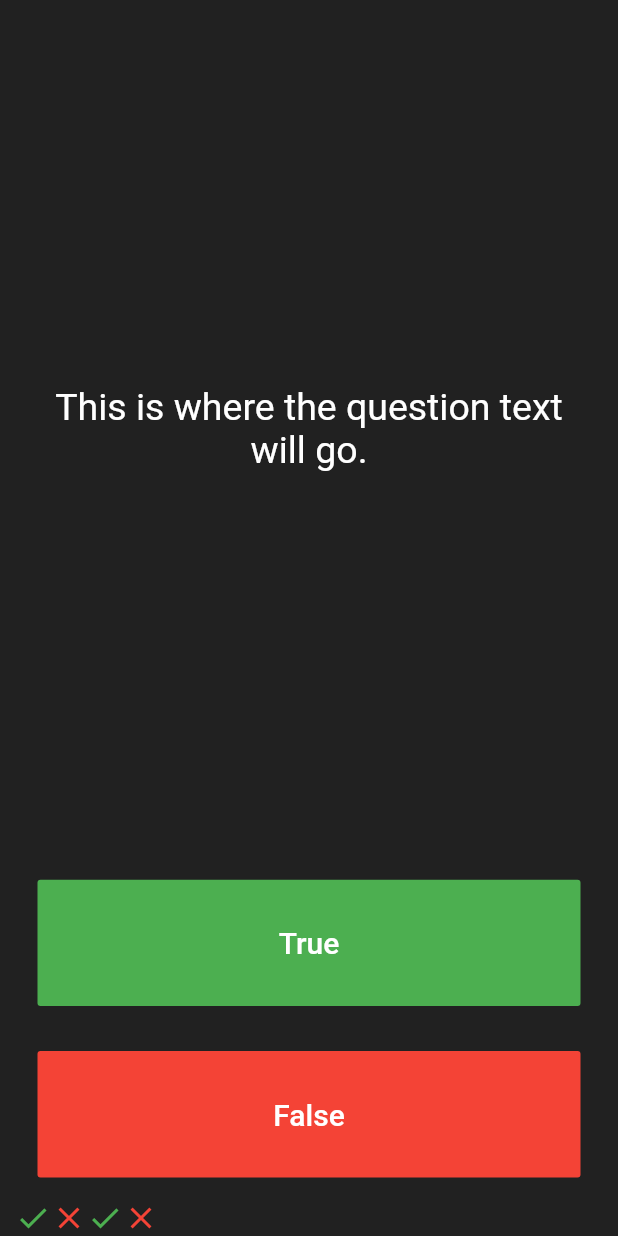
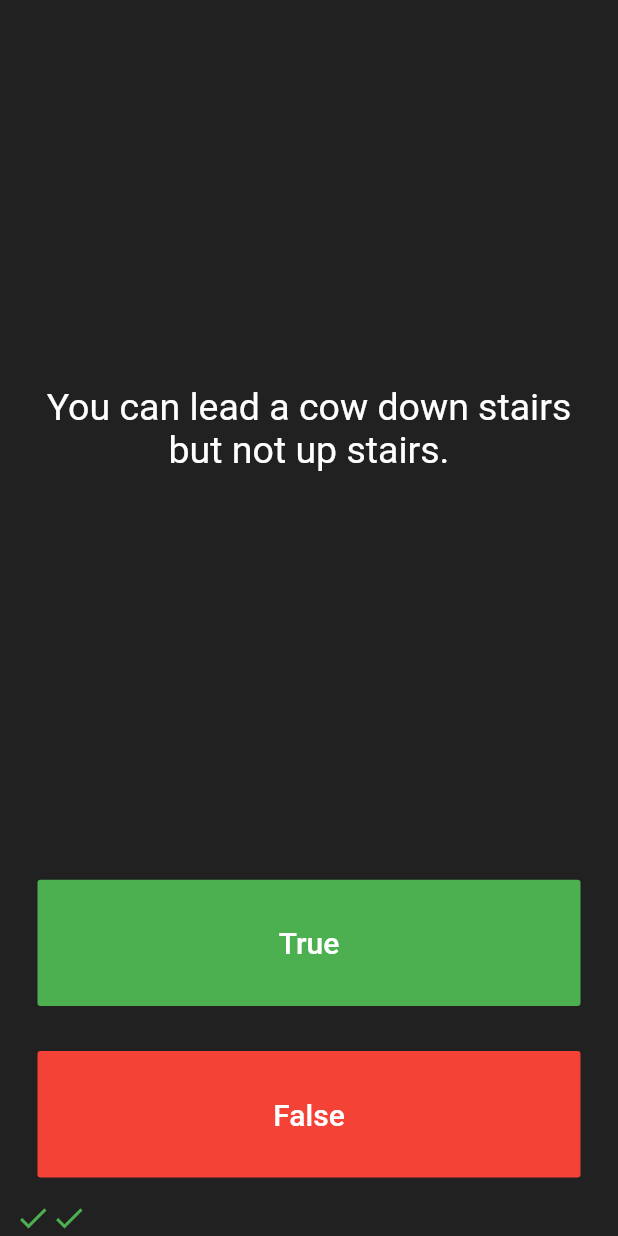
Before and after one commit to TheKetan2/PracticeProjects, a Flutter app: the screen it shows after launch, after a tap on "True", after a tap on "False", on a phone screen of 412 x 824 dp. Run offline on Flutter 3.47's test engine with Material 2 defaults, Android fonts, the phone set to English and light mode, and no system bars; our stand-ins replace audioplayers.

Commit message:
quizler app finished

```diff
--- a/quizzler-flutter-master/lib/main.dart
+++ b/quizzler-flutter-master/lib/main.dart
@@ -1,4 +1,5 @@
 import 'package:flutter/material.dart';
+import 'package:quizzler/question.dart';
 
 void main() => runApp(Quizzler());
 
@@ -25,16 +26,18 @@ class QuizPage extends StatefulWidget {
 }
 
 class _QuizPageState extends State<QuizPage> {
-  List<Icon> scoreKeeper = [
-    Icon(
-      Icons.check,
-      color: Colors.green,
-    ),
-    Icon(
-      Icons.close,
-      color: Colors.red,
-    )
+  List<Icon> scoreKeeper = [];
+  List<Question> questions = [
+    Question(q: "You are a human", a: true),
+    Question(q: "You are a doggo", a: false),
+    Question(q: "You can lead a cow down stairs but not up stairs.", a: false),
+    Question(
+        q: "Approximately one quarter of human bones are in the feet.",
+        a: true),
+    Question(q: "A slug\'s blood is green.", a: true),
   ];
+  int index = 0;
+
   @override
   Widget build(BuildContext context) {
     return Column(
@@ -47,7 +50,9 @@ class _QuizPageState extends State<QuizPage> {
             padding: EdgeInsets.all(10.0),
             child: Center(
               child: Text(
-                'This is where the question text will go.',
+                index < questions.length
+                    ? questions[index].questionText
+                    : "Game Over",
                 textAlign: TextAlign.center,
                 style: TextStyle(
                   fontSize: 25.0,
@@ -70,14 +75,27 @@ class _QuizPageState extends State<QuizPage> {
                   fontSize: 20.0,
                 ),
               ),
-              onPressed: () {
-                //The user picked true.
+              onPressed: index >= questions.length
+                  ? null
+                  : () {
+                      //The user picked false.
+                      if (questions[index].questionAns == true) {
                         setState(() {
                           scoreKeeper.add(Icon(
                             Icons.check,
                             color: Colors.green,
                           ));
+                          index += 1;
                         });
+                      } else if (index < questions.length) {
+                        setState(() {
+                          scoreKeeper.add(Icon(
+                            Icons.close,
+                            color: Colors.red,
+                          ));
+                          index += 1;
+                        });
+                      }
                     },
             ),
           ),
@@ -94,18 +112,32 @@ class _QuizPageState extends State<QuizPage> {
                   color: Colors.white,
                 ),
               ),
-              onPressed: () {
+              onPressed: index >= questions.length
+                  ? null
+                  : () {
                       //The user picked false.
+                      if (questions[index].questionAns == false) {
+                        setState(() {
+                          scoreKeeper.add(Icon(
+                            Icons.check,
+                            color: Colors.green,
+                          ));
+                          index += 1;
+                        });
+                      } else if (index < questions.length) {
                         setState(() {
                           scoreKeeper.add(Icon(
                             Icons.close,
                             color: Colors.red,
                           ));
+                          index += 1;
                         });
+                      }
                     },
             ),
           ),
         ),
+
         //TODO: Add a Row here as your score keeper
         Row(
           children: scoreKeeper,
--- /dev/null
+++ b/quizzler-flutter-master/lib/question.dart
@@ -0,0 +1,8 @@
+class Question {
+  String questionText;
+  bool questionAns;
+  Question({String q, bool a}) {
+    questionText = q;
+    questionAns = a;
+  }
+}
```
Lines whose indentation alone changed are shown as unchanged.
